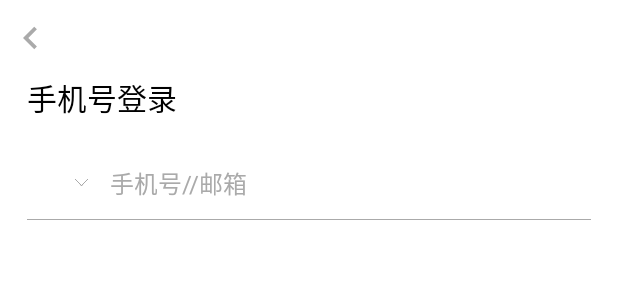
After one commit to LCoderFix/onesentence, an Android app: the layout activity_login.xml on its own in the app's theme, with its tools: preview values and no code run, on a phone screen of 412 x 824 dp. The commit adds this screen. Shown: the top 300 px of the screen. Run offline under Robolectric (Android 15) with nearby library versions, the phone set to English and light mode, and no system bars.

Commit message:
source code

```diff
--- a/app/src/main/AndroidManifest.xml
+++ b/app/src/main/AndroidManifest.xml
@@ -9,7 +9,8 @@
         android:supportsRtl="true"
         android:theme="@style/AppTheme" >
         <activity android:name=".Base.BaseActivity"/>
-        <activity android:name=".Activity.Main.MainActivity">
+        <activity android:name=".Activity.Main.MainActivity"></activity>
+        <activity android:name=".Activity.Mine.LoginActivity">
             <intent-filter>
                 <action android:name="android.intent.action.MAIN"/>
                 <category android:name="android.intent.category.LAUNCHER"/>
--- /dev/null
+++ b/app/src/main/java/com/volantgoat/onesentence/View/TitleBar.java
@@ -0,0 +1,78 @@
+package com.volantgoat.onesentence.View;
+
+import android.content.Context;
+import android.content.res.TypedArray;
+import android.graphics.Color;
+import android.os.Build;
+import android.text.TextUtils;
+import android.util.AttributeSet;
+import android.view.LayoutInflater;
+import android.widget.ImageView;
+import android.widget.RelativeLayout;
+import android.widget.TextView;
+
+import androidx.annotation.RequiresApi;
+
+import com.volantgoat.onesentence.R;
+
+/**
+ * Create by dong
+ * Date on 2020/5/12  15:29
+ */
+public class TitleBar  extends RelativeLayout {
+
+    private ImageView iv_tttlebar_left;
+    private TextView tv_titlebar_title;
+    private TextView tv_titlebar_right;
+    private RelativeLayout layout_titlebar_rootlayout;
+
+    private int mColor= Color.WHITE;
+    private int mTextColor=Color.BLACK;
+    private String titleName="";
+    public TitleBar(Context context) {
+        super(context);
+        initView(context);
+    }
+
+    public TitleBar(Context context, AttributeSet attrs) {
+        super(context, attrs);
+        TypedArray mTypeArray=context.obtainStyledAttributes(attrs,R.styleable.TitleBar);
+        mColor=mTypeArray.getColor(R.styleable.TitleBar_title_bg,Color.WHITE);
+        mTextColor=mTypeArray.getColor(R.styleable.TitleBar_title_text_color,Color.BLACK);
+        titleName=mTypeArray.getString(R.styleable.TitleBar_title_text);
+        initView(context);
+    }
+
+    public TitleBar(Context context, AttributeSet attrs, int defStyleAttr) {
+        super(context, attrs, defStyleAttr);
+        initView(context);
+    }
+
+    @RequiresApi(api = Build.VERSION_CODES.LOLLIPOP)
+    public TitleBar(Context context, AttributeSet attrs, int defStyleAttr, int defStyleRes) {
+        super(context, attrs, defStyleAttr, defStyleRes);
+        initView(context);
+    }
+
+    public void initView(Context context){
+        LayoutInflater.from(context).inflate(R.layout.common_header,this,true);
+        iv_tttlebar_left=findViewById(R.id.iv_finish);
+        tv_titlebar_title=findViewById(R.id.tv_title);
+        tv_titlebar_right=findViewById(R.id.tv_edit);
+        layout_titlebar_rootlayout=findViewById(R.id.layout_common_header_rootlayout);
+        layout_titlebar_rootlayout.setBackgroundColor(mColor);//设置背景颜色
+        tv_titlebar_title.setTextColor(mTextColor);//设置标题文字颜色
+        tv_titlebar_title.setText(titleName);//设置标题文字
+    }
+    public void setTitle(String titleName){
+        if(!TextUtils.isEmpty(titleName)){
+            tv_titlebar_title.setText(titleName);
+        }
+    }
+    public void setLeftListener(OnClickListener listener){
+        iv_tttlebar_left.setOnClickListener(listener);
+    }
+    public void setRightListener(OnClickListener listener){
+        tv_titlebar_right.setOnClickListener(listener);
+    }
+}
--- /dev/null
+++ b/app/src/main/res/drawable/common_ic_gray_arrow.xml
@@ -0,0 +1,5 @@
+<?xml version="1.0"?>
+    <vector android:viewportHeight="24.0" android:viewportWidth="24.0" android:height="24dp" android:width="24dp" xmlns:android="http://schemas.android.com/apk/res/android">
+    <!--M8.59,16.34l4.58,-4.59 -4.58,-4.59L10,5.75l6,6 -6,6z    android:fillColor="#aaa"-->
+    <path android:pathData="M8.59,16.34l4.58,-4.59 -4.58,-4.59L10,5.75l6,6 -6,6z " android:fillColor="#aaaaaa"/>
+</vector>
--- /dev/null
+++ b/app/src/main/res/layout/activity_login.xml
@@ -0,0 +1,62 @@
+<?xml version="1.0" encoding="utf-8"?>
+<LinearLayout xmlns:android="http://schemas.android.com/apk/res/android"
+    xmlns:tools="http://schemas.android.com/tools"
+    android:layout_width="match_parent"
+    android:layout_height="match_parent"
+    android:background="#fff"
+    android:orientation="vertical">
+
+    <com.volantgoat.onesentence.View.TitleBar
+        android:id="@+id/title"
+        android:layout_width="match_parent"
+        android:layout_height="50dp"
+        tools:ignore="MissingConstraints" />
+
+    <TextView
+        android:id="@+id/tv_login_textname"
+        android:layout_width="wrap_content"
+        android:layout_height="wrap_content"
+        android:layout_marginLeft="18dp"
+        android:text="手机号登录"
+        android:textColor="@color/black"
+        android:textSize="20sp" />
+
+
+
+    <LinearLayout
+        android:id="@+id/tel_rootlayout"
+        android:layout_width="match_parent"
+        android:layout_height="wrap_content"
+        android:layout_marginTop="30dp">
+
+        <LinearLayout
+            android:layout_width="61dp"
+            android:layout_height="match_parent"
+            android:gravity="center_vertical"
+            android:orientation="horizontal">
+            <androidx.appcompat.widget.AppCompatSpinner
+                android:id="@+id/spinner"
+                android:layout_width="49dp"
+                android:layout_height="match_parent"
+                android:background="@null" />
+            <ImageView
+                android:layout_width="10dp"
+                android:layout_height="10dp"
+                android:background="@drawable/tel_list_back"
+                 />
+        </LinearLayout>
+
+        <EditText
+            android:layout_width="match_parent"
+            android:layout_height="wrap_content"
+            android:layout_marginLeft="12dp"
+            android:background="@null"
+            android:hint="手机号//邮箱"
+            android:textColor="@color/black_tel"
+            android:textColorHint="#aaa"
+            android:textSize="16dp" />
+    </LinearLayout>
+
+    <include layout="@layout/common_split_line" />
+
+</LinearLayout>
--- /dev/null
+++ b/app/src/main/res/layout/common_header.xml
@@ -0,0 +1,38 @@
+<?xml version="1.0" encoding="utf-8"?>
+<RelativeLayout xmlns:android="http://schemas.android.com/apk/res/android"
+    android:layout_width="match_parent"
+    android:layout_height="50dp"
+    android:id="@+id/layout_common_header_rootlayout">
+
+    <ImageView
+        android:id="@+id/iv_finish"
+        android:layout_width="30dp"
+        android:layout_height="30dp"
+        android:layout_centerVertical="true"
+        android:layout_marginLeft="5dp"
+        android:rotation="180"
+        android:background="@drawable/common_ic_gray_arrow" />
+
+    <TextView
+        android:id="@+id/tv_title"
+        android:layout_width="wrap_content"
+        android:layout_height="wrap_content"
+        android:layout_centerInParent="true"
+        android:textSize="16dp"
+        android:textColor="#000000"
+        android:text="测试一下" />
+
+    <TextView
+        android:id="@+id/tv_edit"
+        android:layout_width="wrap_content"
+        android:layout_height="wrap_content"
+        android:textSize="14dp"
+        android:layout_alignParentRight="true"
+        android:textColor="#333"
+        android:layout_centerInParent="true"
+        android:text="编辑"
+        android:layout_marginRight="12dp"
+        android:visibility="gone" />
+
+
+</RelativeLayout>
--- /dev/null
+++ b/app/src/main/res/layout/common_split_line.xml
@@ -0,0 +1,13 @@
+<?xml version="1.0" encoding="utf-8"?>
+<LinearLayout
+    xmlns:android="http://schemas.android.com/apk/res/android"
+    android:layout_width="match_parent"
+    android:layout_height="wrap_content">
+<View
+    android:layout_width="match_parent"
+    android:layout_height="0.1dp"
+    android:background="@color/gray"
+    android:layout_marginLeft="18dp"
+    android:layout_marginRight="18dp"
+    android:layout_marginTop="12dp"/>
+</LinearLayout>
--- a/app/src/main/res/values/colors.xml
+++ b/app/src/main/res/values/colors.xml
@@ -16,9 +16,10 @@
 
     <color name="trans">#00000000</color>
     <color name="black">#000000</color>
+    <color name="black_tel">#493D3D</color>
     <color name="alertdialog_line">#c6c6c6</color>
     <color name="actionsheet_blue">#037BFF</color>
     <color name="actionsheet_red">#FD4A2E</color>
     <color name="actionsheet_gray">#508F8F8F</color>
-
+    <color name="gray">#aaa</color>
 </resources>
```
Also changed, not shown: app/src/main/java/com/volantgoat/onesentence/Activity/Main/MainActivity.java (+33 -0 lines), app/src/main/java/com/volantgoat/onesentence/Activity/Mine/LoginActivity.java (added, +67 -0 lines), app/src/main/java/com/volantgoat/onesentence/Adapter/TelIntervalAdapter.java (added, +66 -0 lines), app/src/main/java/com/volantgoat/onesentence/Base/BaseActivity.java (+55 -1 lines), app/src/main/java/com/volantgoat/onesentence/Base/BaseController.java (added, +16 -0 lines), app/src/main/java/com/volantgoat/onesentence/Util/ConstantUtil.java (added, +9 -0 lines), app/src/main/res/drawable/spinner_bg.xml (added, +20 -0 lines), app/src/main/res/layout/activity_main.xml (+6 -6 lines), app/src/main/res/layout/item_tel_interval.xml (added, +24 -0 lines), app/src/main/res/values/arrays.xml (added, +8 -0 lines), app/src/main/res/values/attrs.xml (added, +8 -0 lines), app/src/main/res/drawable/ic_back.png (added), app/src/main/res/drawable/tel_list_back.png (added).
